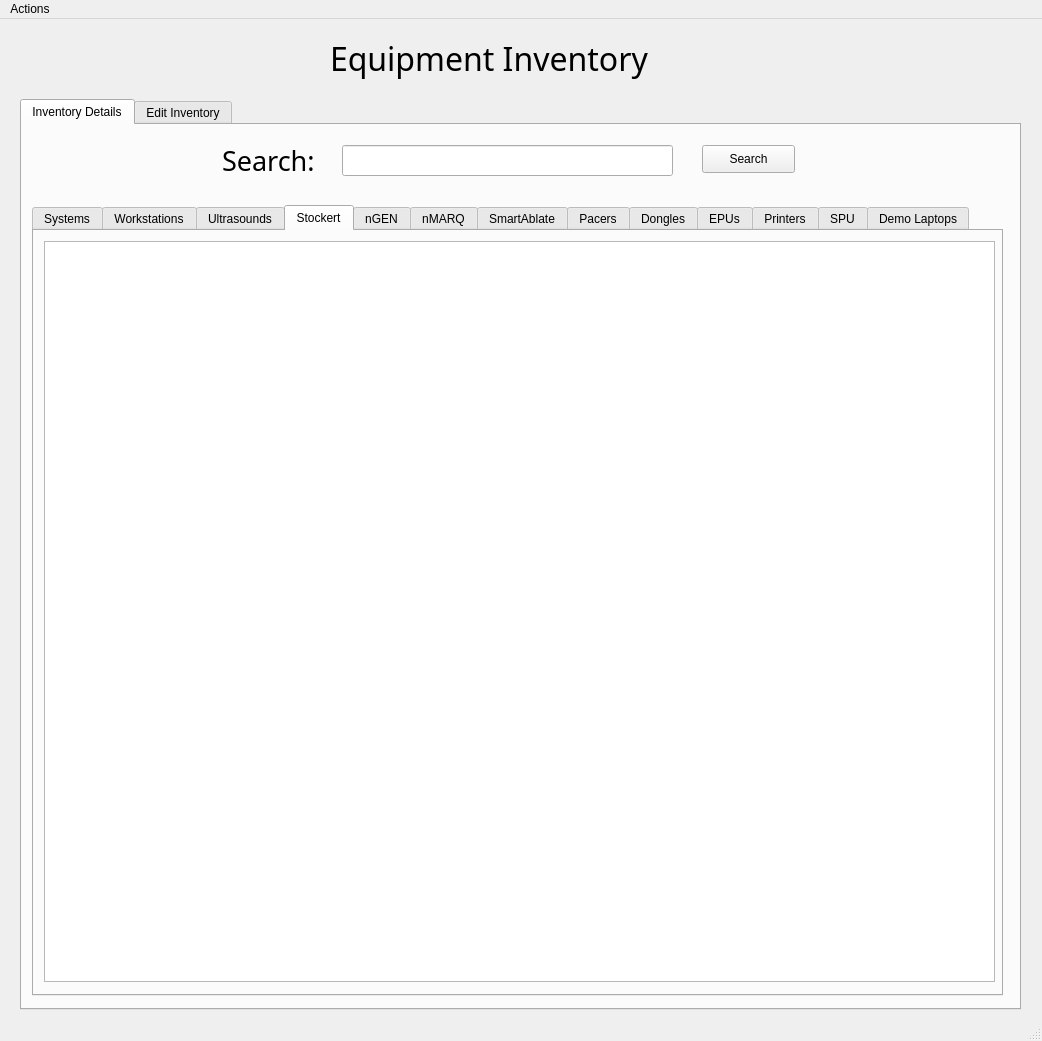
First picture: the form in Code/inventory.ui, repository EranYonai/Auto-Baseline, before the edit.
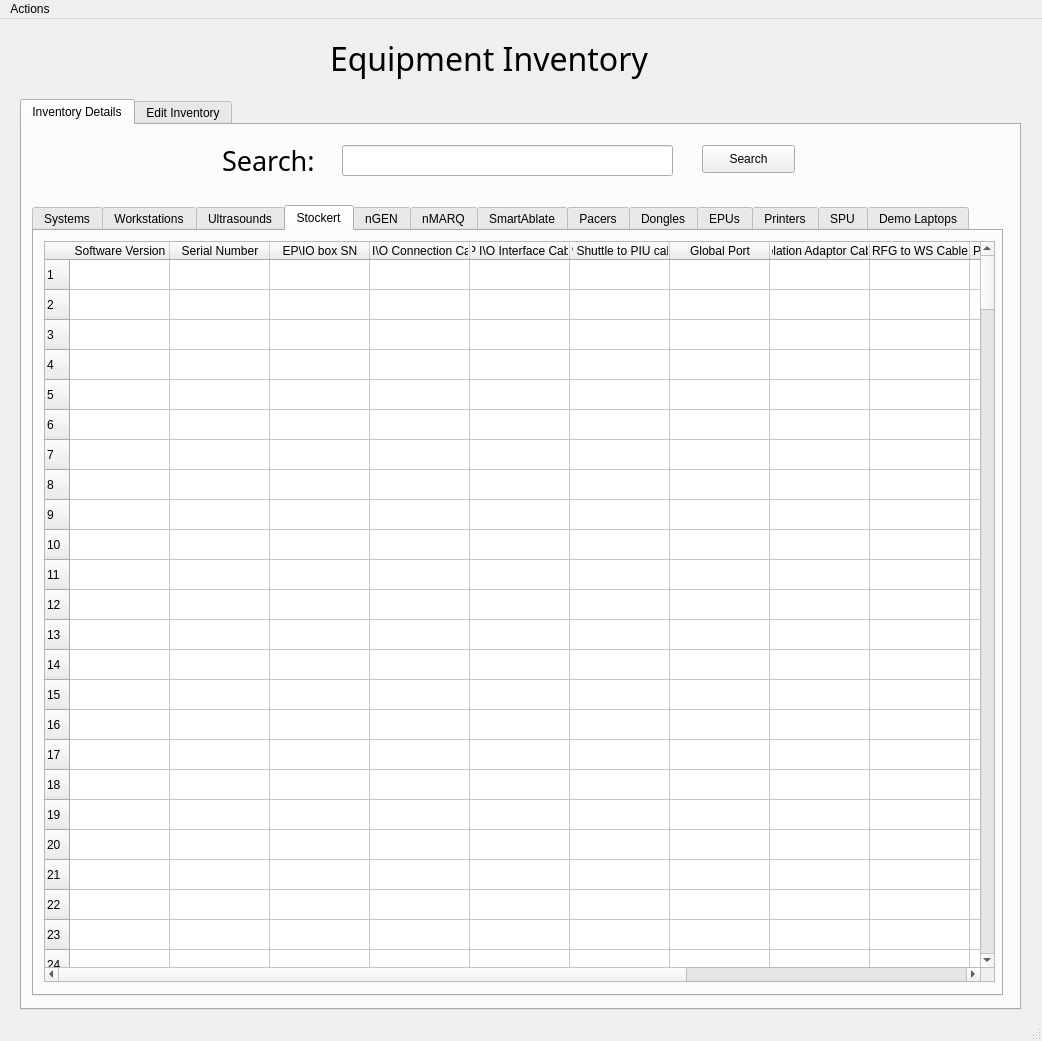
Second picture: the form after the edit. The open tabs and pages were chosen to show the change.

Commit message:
Added Ultrasound and Stockert to DB
- Added two tables to db
- Added two tuples to LoadData

Diff of the .ui file:
```diff
--- a/Code/inventory.ui
+++ b/Code/inventory.ui
@@ -877,6 +877,377 @@
           <height>741</height>
          </rect>
         </property>
+        <property name="rowCount">
+         <number>300</number>
+        </property>
+        <property name="columnCount">
+         <number>13</number>
+        </property>
+        <row/>
+        <row/>
+        <row/>
+        <row/>
+        <row/>
+        <row/>
+        <row/>
+        <row/>
+        <row/>
+        <row/>
+        <row/>
+        <row/>
+        <row/>
+        <row/>
+        <row/>
+        <row/>
+        <row/>
+        <row/>
+        <row/>
+        <row/>
+        <row/>
+        <row/>
+        <row/>
+        <row/>
+        <row/>
+        <row/>
+        <row/>
+        <row/>
+        <row/>
+        <row/>
+        <row/>
+        <row/>
+        <row/>
+        <row/>
+        <row/>
+        <row/>
+        <row/>
+        <row/>
+        <row/>
+        <row/>
+        <row/>
+        <row/>
+        <row/>
+        <row/>
+        <row/>
+        <row/>
+        <row/>
+        <row/>
+        <row/>
+        <row/>
+        <row/>
+        <row/>
+        <row/>
+        <row/>
+        <row/>
+        <row/>
+        <row/>
+        <row/>
+        <row/>
+        <row/>
+        <row/>
+        <row/>
+        <row/>
+        <row/>
+        <row/>
+        <row/>
+        <row/>
+        <row/>
+        <row/>
+        <row/>
+        <row/>
+        <row/>
+        <row/>
+        <row/>
+        <row/>
+        <row/>
+        <row/>
+        <row/>
+        <row/>
+        <row/>
+        <row/>
+        <row/>
+        <row/>
+        <row/>
+        <row/>
+        <row/>
+        <row/>
+        <row/>
+        <row/>
+        <row/>
+        <row/>
+        <row/>
+        <row/>
+        <row/>
+        <row/>
+        <row/>
+        <row/>
+        <row/>
+        <row/>
+        <row/>
+        <row/>
+        <row/>
+        <row/>
+        <row/>
+        <row/>
+        <row/>
+        <row/>
+        <row/>
+        <row/>
+        <row/>
+        <row/>
+        <row/>
+        <row/>
+        <row/>
+        <row/>
+        <row/>
+        <row/>
+        <row/>
+        <row/>
+        <row/>
+        <row/>
+        <row/>
+        <row/>
+        <row/>
+        <row/>
+        <row/>
+        <row/>
+        <row/>
+        <row/>
+        <row/>
+        <row/>
+        <row/>
+        <row/>
+        <row/>
+        <row/>
+        <row/>
+        <row/>
+        <row/>
+        <row/>
+        <row/>
+        <row/>
+        <row/>
+        <row/>
+        <row/>
+        <row/>
+        <row/>
+        <row/>
+        <row/>
+        <row/>
+        <row/>
+        <row/>
+        <row/>
+        <row/>
+        <row/>
+        <row/>
+        <row/>
+        <row/>
+        <row/>
+        <row/>
+        <row/>
+        <row/>
+        <row/>
+        <row/>
+        <row/>
+        <row/>
+        <row/>
+        <row/>
+        <row/>
+        <row/>
+        <row/>
+        <row/>
+        <row/>
+        <row/>
+        <row/>
+        <row/>
+        <row/>
+        <row/>
+        <row/>
+        <row/>
+        <row/>
+        <row/>
+        <row/>
+        <row/>
+        <row/>
+        <row/>
+        <row/>
+        <row/>
+        <row/>
+        <row/>
+        <row/>
+        <row/>
+        <row/>
+        <row/>
+        <row/>
+        <row/>
+        <row/>
+        <row/>
+        <row/>
+        <row/>
+        <row/>
+        <row/>
+        <row/>
+        <row/>
+        <row/>
+        <row/>
+        <row/>
+        <row/>
+        <row/>
+        <row/>
+        <row/>
+        <row/>
+        <row/>
+        <row/>
+        <row/>
+        <row/>
+        <row/>
+        <row/>
+        <row/>
+        <row/>
+        <row/>
+        <row/>
+        <row/>
+        <row/>
+        <row/>
+        <row/>
+        <row/>
+        <row/>
+        <row/>
+        <row/>
+        <row/>
+        <row/>
+        <row/>
+        <row/>
+        <row/>
+        <row/>
+        <row/>
+        <row/>
+        <row/>
+        <row/>
+        <row/>
+        <row/>
+        <row/>
+        <row/>
+        <row/>
+        <row/>
+        <row/>
+        <row/>
+        <row/>
+        <row/>
+        <row/>
+        <row/>
+        <row/>
+        <row/>
+        <row/>
+        <row/>
+        <row/>
+        <row/>
+        <row/>
+        <row/>
+        <row/>
+        <row/>
+        <row/>
+        <row/>
+        <row/>
+        <row/>
+        <row/>
+        <row/>
+        <row/>
+        <row/>
+        <row/>
+        <row/>
+        <row/>
+        <row/>
+        <row/>
+        <row/>
+        <row/>
+        <row/>
+        <row/>
+        <row/>
+        <row/>
+        <row/>
+        <row/>
+        <row/>
+        <row/>
+        <row/>
+        <row/>
+        <row/>
+        <row/>
+        <row/>
+        <row/>
+        <row/>
+        <row/>
+        <row/>
+        <row/>
+        <row/>
+        <row/>
+        <row/>
+        <row/>
+        <row/>
+        <row/>
+        <column>
+         <property name="text">
+          <string>Software Version</string>
+         </property>
+        </column>
+        <column>
+         <property name="text">
+          <string>Serial Number</string>
+         </property>
+        </column>
+        <column>
+         <property name="text">
+          <string>EP\IO box SN</string>
+         </property>
+        </column>
+        <column>
+         <property name="text">
+          <string>EP I\O Connection Cable</string>
+         </property>
+        </column>
+        <column>
+         <property name="text">
+          <string>EP I\O Interface Cable</string>
+         </property>
+        </column>
+        <column>
+         <property name="text">
+          <string>EP Shuttle to PIU cable</string>
+         </property>
+        </column>
+        <column>
+         <property name="text">
+          <string>Global Port</string>
+         </property>
+        </column>
+        <column>
+         <property name="text">
+          <string>Ablation Adaptor Cable</string>
+         </property>
+        </column>
+        <column>
+         <property name="text">
+          <string>RFG to WS Cable</string>
+         </property>
+        </column>
+        <column>
+         <property name="text">
+          <string>Patch elect Cable</string>
+         </property>
+        </column>
+        <column>
+         <property name="text">
+          <string>Foot Pedal</string>
+         </property>
+        </column>
+        <column>
+         <property name="text">
+          <string>Approved</string>
+         </property>
+        </column>
+        <column>
+         <property name="text">
+          <string>Times used</string>
+         </property>
+        </column>
        </widget>
       </widget>
       <widget class="QWidget" name="ngen">
```
Left out of the diff: 343 changed lines with no effect on the pictures. The commit also changes 2 other files.
